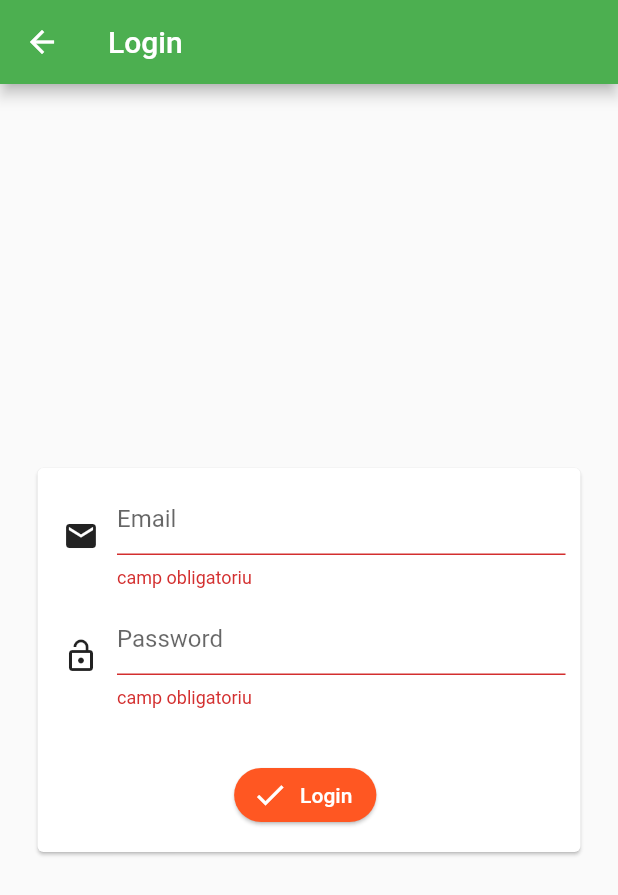
After one commit to gino-oprea/Booxy-Mobile, a Flutter app: the LoginScreen screen opened by its route, after a tap on "Login", on a phone screen of 412 x 824 dp. The commit adds this screen. Shown: the top 895 px of the screen. Run offline on Flutter 3.47's test engine with Material 2 defaults, Android fonts, the phone set to English and light mode, and no system bars; our stand-ins replace google_maps_flutter; network calls fail.

Commit message:
login screen

```diff
--- a/lib/main.dart
+++ b/lib/main.dart
@@ -1,3 +1,5 @@
+import './screens/login-screen.dart';
+
 import './screens/company-booking-screen.dart';
 import './providers/categories-provider.dart';
 import './providers/company-location-provider.dart';
@@ -43,6 +45,7 @@ class MyApp extends StatelessWidget {
             MyCompaniesScreen.routeName: (ctx) => MyCompaniesScreen(),
             CompanyFiltersScreen.routeName: (ctx) => CompanyFiltersScreen(),
             CompanyBookingScreen.routeName: (ctx) => CompanyBookingScreen(),
+            LoginScreen.routeName: (ctx)=>LoginScreen()
           },
         ),
       ),
--- /dev/null
+++ b/lib/screens/login-screen.dart
@@ -0,0 +1,168 @@
+import '../models/generic-response-object.dart';
+import 'package:flutter/material.dart';
+
+class LoginScreen extends StatefulWidget {
+  static const routeName = '/login';
+
+  @override
+  _LoginScreenState createState() => _LoginScreenState();
+}
+
+class _LoginScreenState extends State<LoginScreen> {
+  final _form = GlobalKey<FormState>();
+
+  final _emailFocusNode = FocusNode();
+  final _passwordFocusNode = FocusNode();
+
+  Future<GenericResponseObject> saveForm() async {
+    final isValid = _form.currentState.validate();
+    if (!isValid) return null;
+
+    _form.currentState.save(); //triggers onSaved on every form field
+
+    //submit
+  }
+
+  @override
+  void dispose() {
+    _emailFocusNode.dispose();
+    _passwordFocusNode.dispose();
+
+    super.dispose();
+  }
+
+  @override
+  Widget build(BuildContext context) {
+    final deviceHeight = MediaQuery.of(context).size.height;
+    final deviceWidth = MediaQuery.of(context).size.width;
+
+    final appBar = AppBar(
+      title: Text('Login'),
+    );
+    return Scaffold(
+      appBar: appBar,
+      body: Form(
+        key: _form,
+        child: SingleChildScrollView(
+          child: Container(
+            height: deviceHeight -
+                appBar.preferredSize.height -
+                MediaQuery.of(context).padding.top,
+            width: deviceWidth,
+            child: Column(
+              mainAxisAlignment: MainAxisAlignment.center,
+              crossAxisAlignment: CrossAxisAlignment.center,
+              children: <Widget>[
+                Card(
+                  margin: EdgeInsets.all(25),
+                  child: Padding(
+                    padding: const EdgeInsets.fromLTRB(5, 10, 10, 20),
+                    child: Column(
+                      children: <Widget>[
+                        Row(
+                          children: <Widget>[
+                            IconButton(
+                              icon: Icon(
+                                Icons.email,
+                              ),
+                              onPressed: () {},
+                            ),
+                            Expanded(
+                              child: TextFormField(
+
+                                decoration: InputDecoration(
+                                  labelText: 'Email',
+                                  contentPadding: EdgeInsets.all(0),
+                                  enabledBorder: UnderlineInputBorder(
+                                    borderSide: BorderSide(
+                                        color: Theme.of(context).accentColor),
+                                  ),
+                                ),
+                                textInputAction: TextInputAction.next,
+                                validator: (value) {
+                                  return value.isEmpty
+                                      ? 'camp obligatoriu'
+                                      : null;
+                                },
+                                onFieldSubmitted: (_) {
+                                  FocusScope.of(context)
+                                      .requestFocus(_passwordFocusNode);
+                                },
+                                onSaved: (value) {},
+                              ),
+                            ),
+                          ],
+                        ),
+                        SizedBox(
+                          height: 10,
+                        ),
+                        Row(
+                          children: <Widget>[
+                            IconButton(
+                              icon: Icon(Icons.lock_open),
+                              onPressed: () {},
+                            ),
+                            Expanded(
+                              child: TextFormField(
+                                focusNode: _passwordFocusNode,
+                                obscureText: true,
+                                decoration: InputDecoration(
+                                  labelText: 'Password',
+                                  contentPadding: EdgeInsets.all(0),
+                                  enabledBorder: UnderlineInputBorder(
+                                    borderSide: BorderSide(
+                                        color: Theme.of(context).accentColor),
+                                  ),
+                                ),
+                                textInputAction: TextInputAction.done,
+                                validator: (value) {
+                                  return value.isEmpty
+                                      ? 'camp obligatoriu'
+                                      : null;
+                                },
+                                onFieldSubmitted: (_) {},
+                                onSaved: (value) {
+                                  saveForm();
+                                },
+                              ),
+                            ),
+                          ],
+                        ),
+                        SizedBox(
+                          height: 40,
+                        ),
+                        Container(
+                          child: Row(
+                            mainAxisAlignment: MainAxisAlignment.spaceEvenly,
+                            children: <Widget>[
+                              RaisedButton.icon(
+                                shape: RoundedRectangleBorder(
+                                    borderRadius:
+                                        new BorderRadius.circular(18.0)),
+                                icon: Icon(Icons.done),
+                                label: Text('Login'),
+                                onPressed: () {
+                                  saveForm();
+                                },
+                                elevation: 1,
+                                materialTapTargetSize:
+                                    MaterialTapTargetSize.shrinkWrap,
+                                color: Theme.of(context).accentColor,
+                                textColor: Colors.white,
+                              ),
+                            ],
+                          ),
+                        ),
+                      ],
+                    ),
+                  ),
+                ),
+
+              ],
+            ),
+          ),
+        ),
+      ),
+    );
+  }
+}
--- a/lib/widgets/app-drawer.dart
+++ b/lib/widgets/app-drawer.dart
@@ -1,3 +1,5 @@
+import 'package:booxy/screens/login-screen.dart';
+
 import '../screens/my-account-screen.dart';
 import '../screens/my-bookings-screen.dart';
 import '../screens/my-companies-screen.dart';
@@ -11,9 +13,17 @@ class AppDrawer extends StatelessWidget {
         child: Column(
           children: <Widget>[
             AppBar(
-              title: Text('Login'),
+              title: Text('Booxy'),
               automaticallyImplyLeading: false,
             ),
+            ListTile(
+              onTap: () {
+                Navigator.of(context).pushNamed(LoginScreen.routeName);
+              },
+              leading: Icon(Icons.perm_identity),
+              title: Text('Login'),
+            ),
+            Divider(),
             ListTile(
               onTap: () {
                 Navigator.of(context).pushNamed(MyAccountScreen.routeName);
```
